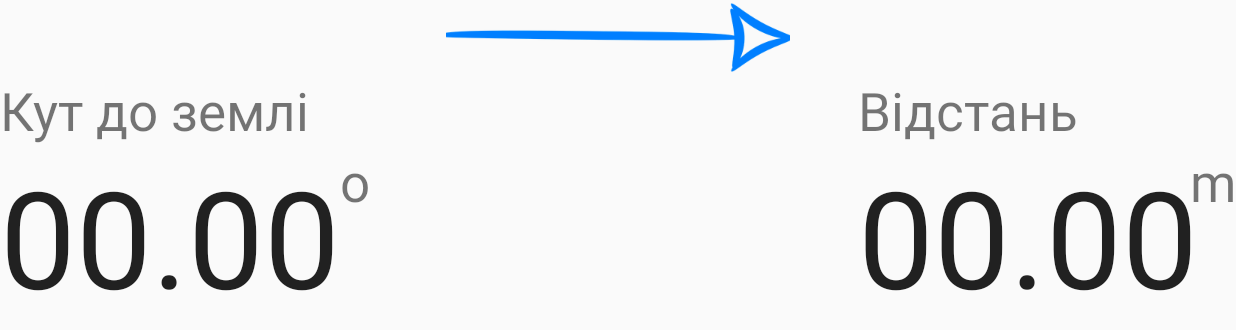
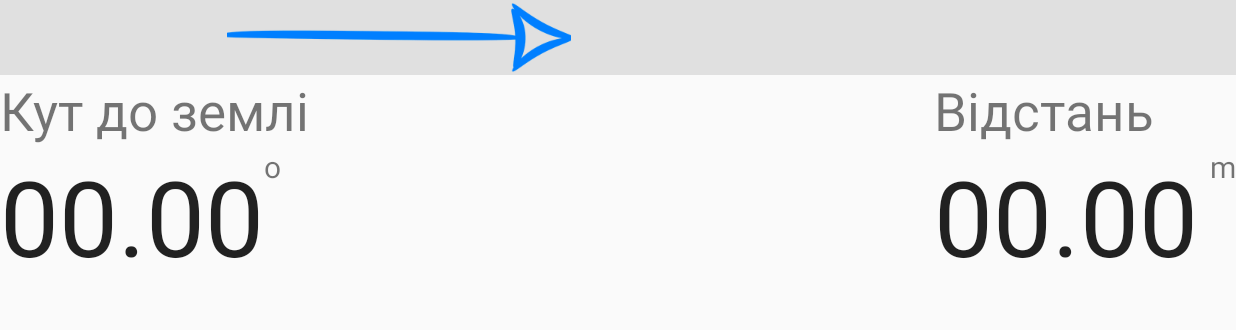
Before and after one commit to 3lolo/dalnometr, an Android app: the DalCalibrActivity screen opened directly, with no data from a screen before it, on a phone screen of 824 x 412 dp (held sideways). Shown: the top 330 px of the screen. Run offline under Robolectric (Android 15) with nearby library versions, the phone set to English and light mode, and no system bars; pictures from the network do not load.

Commit message:
remove calibration to toolbar menu

```diff
--- a/app/src/main/AndroidManifest.xml
+++ b/app/src/main/AndroidManifest.xml
@@ -10,7 +10,7 @@
         android:icon="@mipmap/ic_launcher"
         android:label="@string/app_name"
         android:supportsRtl="true"
-        android:theme="@style/Base.Theme.AppCompat.Light">
+        android:theme="@style/AppTheme">
         <activity
             android:name=".DalnometerActivity"
             android:screenOrientation="reverseLandscape"></activity>
--- a/app/src/main/res/layout-large-land/activity_meter.xml
+++ b/app/src/main/res/layout-large-land/activity_meter.xml
@@ -1,17 +1,22 @@
 <?xml version="1.0" encoding="utf-8"?>
 <RelativeLayout xmlns:android="http://schemas.android.com/apk/res/android"
     xmlns:tools="http://schemas.android.com/tools"
-    android:layout_width="fill_parent"
-    android:layout_height="match_parent"
-    tools:context=".DalnometerActivity"
-    android:onClick="onClick">
-    <ImageView
+    android:layout_width="match_parent"
+    android:layout_height="match_parent">
+    <android.support.v7.widget.Toolbar
+        xmlns:android="http://schemas.android.com/apk/res/android"
+        android:id="@+id/toolbar"
         android:layout_width="match_parent"
-        android:layout_height="50dp"
-        android:id="@+id/imageView2"
-        android:src="@mipmap/arrow2"
-        android:layout_alignParentLeft="true"
-        android:layout_alignParentStart="true" />
+        android:background="@color/colorPrimary"
+        android:layout_height="70dp">
+
+        <ImageView
+            android:layout_width="match_parent"
+            android:layout_height="match_parent"
+            android:id="@+id/imageView2"
+            android:src="@mipmap/arrow2"/>
+
+    </android.support.v7.widget.Toolbar>
     <TextView
         android:layout_width="wrap_content"
         android:layout_height="wrap_content"
@@ -43,7 +48,7 @@
         android:text="@string/angle_str"
         android:id="@+id/textView"
         android:textSize="50dp"
-        android:layout_below="@+id/imageView2" />
+        android:layout_below="@+id/toolbar" />
 
     <TextView
         android:layout_width="wrap_content"
--- a/app/src/main/res/layout-normal-land/activity_meter.xml
+++ b/app/src/main/res/layout-normal-land/activity_meter.xml
@@ -5,13 +5,22 @@
     android:layout_height="match_parent"
     tools:context=".DalnometerActivity"
     android:onClick="onClick">
-    <ImageView
+    <android.support.v7.widget.Toolbar
+        xmlns:android="http://schemas.android.com/apk/res/android"
+        android:id="@+id/toolbar"
         android:layout_width="match_parent"
         android:layout_height="50dp"
-        android:id="@+id/imageView2"
-        android:src="@mipmap/arrow2"
-        android:layout_alignParentLeft="true"
-        android:layout_alignParentStart="true" />
+        android:background="@color/colorPrimary">
+
+        <ImageView
+            android:layout_width="500dp"
+            android:layout_height="match_parent"
+            android:id="@+id/imageView2"
+            android:src="@mipmap/arrow2"
+            android:layout_alignParentLeft="true"
+            android:layout_alignParentStart="true" />
+
+    </android.support.v7.widget.Toolbar>
     <TextView
         android:layout_width="wrap_content"
         android:layout_height="wrap_content"
@@ -28,7 +37,7 @@
         android:layout_height="wrap_content"
         android:textAppearance="?android:attr/textAppearanceLarge"
         android:id="@+id/heightValue"
-        android:textSize="90dp"
+        android:textSize="70dp"
         android:text="00.00"
         android:layout_below="@+id/textView10"
         android:layout_alignParentRight="true"
@@ -43,7 +52,7 @@
         android:text="Кут до землі"
         android:id="@+id/textView"
         android:textSize="35dp"
-        android:layout_below="@+id/imageView2"
+        android:layout_below="@+id/toolbar"
         android:layout_alignParentLeft="true"
         android:layout_alignParentStart="true" />
 
@@ -53,7 +62,7 @@
         android:textAppearance="?android:attr/textAppearanceLarge"
         android:text="00.00"
         android:id="@+id/angleValue"
-        android:textSize="90dp"
+        android:textSize="70dp"
         android:layout_below="@+id/textView" />
 
     <TextView
@@ -62,7 +71,7 @@
         android:textAppearance="?android:attr/textAppearanceSmall"
         android:text="o"
         android:id="@+id/textView2"
-        android:textSize="35dp"
+        android:textSize="20dp"
         android:layout_alignTop="@+id/angleValue"
         android:layout_toRightOf="@+id/angleValue"
         android:layout_toEndOf="@+id/angleValue" />
@@ -73,7 +82,7 @@
         android:textAppearance="?android:attr/textAppearanceSmall"
         android:text="m"
         android:id="@+id/textView3"
-        android:textSize="35dp"
+        android:textSize="20dp"
         android:layout_alignTop="@+id/heightValue"
         android:layout_alignParentRight="true"
         android:layout_alignParentEnd="true" />
@@ -83,7 +92,10 @@
         android:layout_height="match_parent"
         android:onClick="onClick"
         android:visibility="visible"
-        android:id="@+id/layer">
+        android:id="@+id/layer"
+        android:layout_below="@+id/toolbar"
+        android:layout_alignParentLeft="true"
+        android:layout_alignParentStart="true">
 
     </RelativeLayout>
 
--- a/app/src/main/res/layout-xlarge-land/activity_meter.xml
+++ b/app/src/main/res/layout-xlarge-land/activity_meter.xml
@@ -5,13 +5,22 @@
     android:layout_height="match_parent"
     tools:context=".DalnometerActivity"
     android:onClick="onClick">
-    <ImageView
+    <android.support.v7.widget.Toolbar
+        xmlns:android="http://schemas.android.com/apk/res/android"
+        android:id="@+id/toolbar"
         android:layout_width="match_parent"
         android:layout_height="100dp"
-        android:id="@+id/imageView2"
-        android:src="@mipmap/arrow2"
-        android:layout_alignParentLeft="true"
-        android:layout_alignParentStart="true" />
+        android:background="@color/colorPrimary">
+
+        <ImageView
+            android:layout_width="match_parent"
+            android:layout_height="match_parent"
+            android:id="@+id/imageView2"
+            android:src="@mipmap/arrow2"
+            android:layout_alignParentLeft="true"
+            android:layout_alignParentStart="true" />
+
+    </android.support.v7.widget.Toolbar>
     <TextView
         android:layout_width="wrap_content"
         android:layout_height="wrap_content"
@@ -43,7 +52,7 @@
         android:text="@string/angle_str"
         android:id="@+id/textView"
         android:textSize="70dp"
-        android:layout_below="@+id/imageView2"
+        android:layout_below="@+id/toolbar"
         android:layout_alignParentLeft="true"
         android:layout_alignParentStart="true" />
 
@@ -84,7 +93,10 @@
         android:layout_height="match_parent"
         android:onClick="onClick"
         android:visibility="visible"
-        android:id="@+id/layer">
+        android:id="@+id/layer"
+        android:layout_below="@+id/textView10"
+        android:layout_alignRight="@+id/textView3"
+        android:layout_alignEnd="@+id/textView3">
 
     </RelativeLayout>
 
--- a/app/src/main/res/values/colors.xml
+++ b/app/src/main/res/values/colors.xml
@@ -1,6 +1,6 @@
 <?xml version="1.0" encoding="utf-8"?>
 <resources>
-    <color name="colorPrimary">#3F51B5</color>
-    <color name="colorPrimaryDark">#303F9F</color>
-    <color name="colorAccent">#FF4081</color>
+    <color name="colorPrimary">#E0E0E0</color>
+    <color name="colorPrimaryDark">#757575</color>
+    <color name="colorAccent">#2196F3</color>
 </resources>
--- a/app/src/main/res/values/strings.xml
+++ b/app/src/main/res/values/strings.xml
@@ -1,6 +1,8 @@
 <resources>
-    <string name="app_name">Дальномір</string>
+    <string name="app_name">Далекомір</string>
     <string name="action_settings">Settings</string>
+    <string name="action_calibr">Калібрування</string>
+    <string name="action_calibration">Калибровка</string>
     <string name="angle_str">Кут до землі</string>
     <string name="dialog_title">Відстань до рiвня очей</string>
     <string name="togle1_str">Базисна вiдстань 20м</string>
```
Also changed, not shown: app/src/main/java/com/example/grass/dalnometr/DalnometerActivity.java (+36 -14 lines), app/src/main/res/layout-large-land/activity_metering2.xml (+14 -18 lines), app/src/main/res/layout-normal-land/activity_metering2.xml (+19 -19 lines), app/src/main/res/layout-xlarge-land/activity_metering2.xml (+16 -19 lines), app/src/main/res/menu/menu_main.xml (+5 -4 lines), app/src/main/res/values-v21/styles.xml (deleted, +0 -9 lines), app/src/main/res/values/styles.xml (+5 -8 lines).
